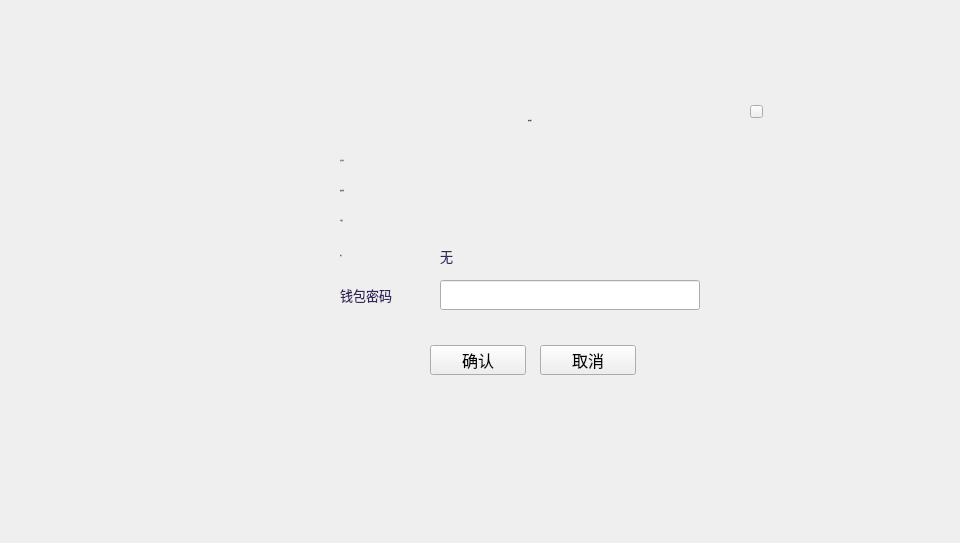
HcashOrg/hx-indicator, file LNKWallet/transfer/transferconfirmdialog.ui: the form before one commit.
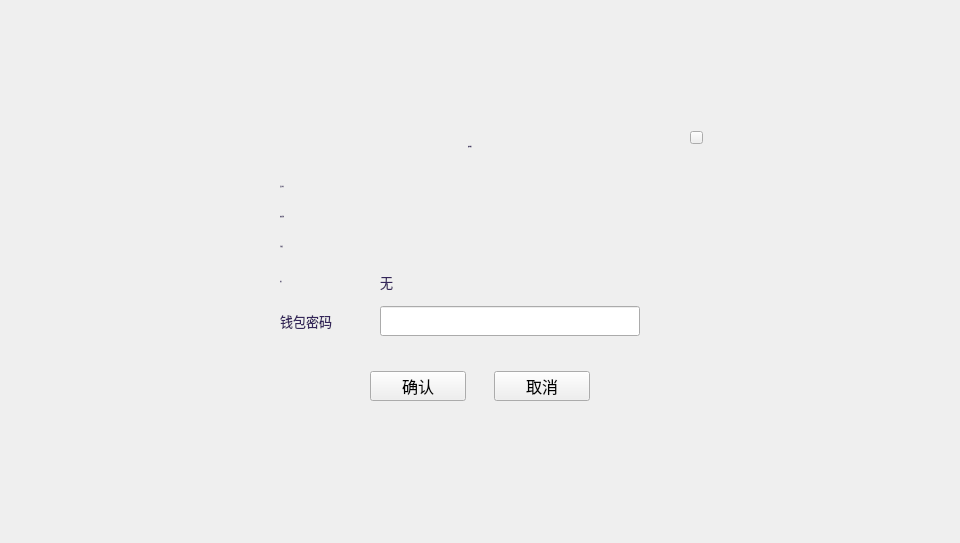
The form after the commit.

```diff
--- a/LNKWallet/transfer/transferconfirmdialog.ui
+++ b/LNKWallet/transfer/transferconfirmdialog.ui
@@ -30,10 +30,10 @@
    <widget class="QWidget" name="containerWidget" native="true">
     <property name="geometry">
      <rect>
-      <x>300</x>
-      <y>85</y>
-      <width>481</width>
-      <height>321</height>
+      <x>240</x>
+      <y>111</y>
+      <width>480</width>
+      <height>320</height>
      </rect>
     </property>
     <property name="font">
@@ -265,7 +265,7 @@
     <widget class="QToolButton" name="cancelBtn">
      <property name="geometry">
       <rect>
-       <x>240</x>
+       <x>254</x>
        <y>260</y>
        <width>96</width>
        <height>30</height>
```
